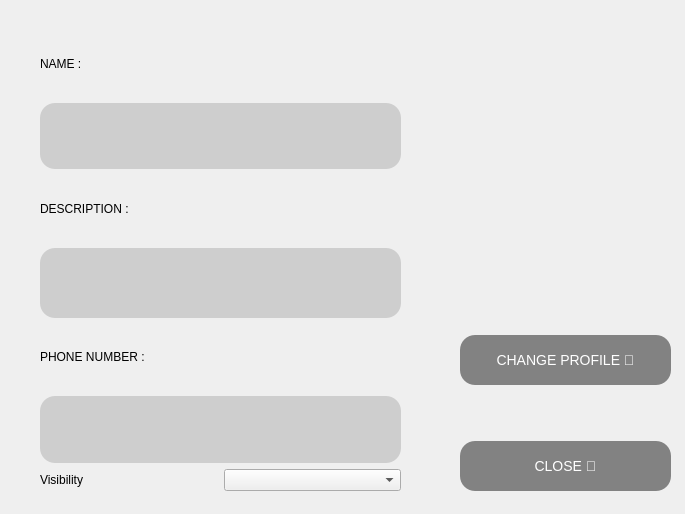
First picture: the form in Chat-Application/profile.ui, repository verina101/Chat-Application, before the edit.
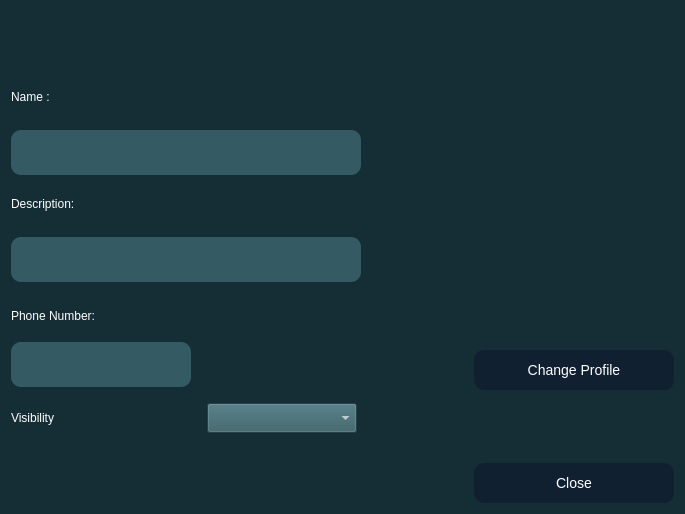
Second picture: the form after the edit.

```diff
--- a/Chat-Application/profile.ui
+++ b/Chat-Application/profile.ui
@@ -13,20 +13,44 @@
   <property name="windowTitle">
    <string>Form</string>
   </property>
-  <widget class="QWidget" name="layoutWidget">
-   <property name="geometry">
-    <rect>
-     <x>40</x>
-     <y>30</y>
-     <width>361</width>
-     <height>461</height>
-    </rect>
-   </property>
+  <property name="styleSheet">
+   <string notr="true">background:rgb(21, 45, 53);</string>
+  </property>
+  <layout class="QHBoxLayout" name="horizontalLayout">
+   <item>
    <layout class="QVBoxLayout" name="verticalLayout">
+     <item>
+      <spacer name="verticalSpacer_5">
+       <property name="orientation">
+        <enum>Qt::Vertical</enum>
+       </property>
+       <property name="sizeHint" stdset="0">
+        <size>
+         <width>20</width>
+         <height>40</height>
+        </size>
+       </property>
+      </spacer>
+     </item>
     <item>
      <widget class="QLabel" name="label_name">
+       <property name="minimumSize">
+        <size>
+         <width>0</width>
+         <height>50</height>
+        </size>
+       </property>
+       <property name="maximumSize">
+        <size>
+         <width>16777215</width>
+         <height>50</height>
+        </size>
+       </property>
+       <property name="styleSheet">
+        <string notr="true">color:white;</string>
+       </property>
       <property name="text">
-       <string>NAME :</string>
+        <string>Name :</string>
       </property>
      </widget>
     </item>
@@ -35,14 +59,20 @@
       <property name="minimumSize">
        <size>
         <width>0</width>
-        <height>50</height>
+         <height>45</height>
+        </size>
+       </property>
+       <property name="maximumSize">
+        <size>
+         <width>350</width>
+         <height>40</height>
        </size>
       </property>
       <property name="styleSheet">
-       <string notr="true">background:rgb(206, 206, 206);
+        <string notr="true">background:rgb(52, 91, 99);
 font:14px;
 color:white;
-border-radius:15px;
+border-radius:10px;
 </string>
       </property>
       <property name="text">
@@ -55,8 +85,23 @@
     </item>
     <item>
      <widget class="QLabel" name="label_description">
+       <property name="minimumSize">
+        <size>
+         <width>0</width>
+         <height>50</height>
+        </size>
+       </property>
+       <property name="maximumSize">
+        <size>
+         <width>16777215</width>
+         <height>50</height>
+        </size>
+       </property>
+       <property name="styleSheet">
+        <string notr="true">color:white;</string>
+       </property>
       <property name="text">
-       <string>DESCRIPTION :</string>
+        <string>Description:</string>
       </property>
      </widget>
     </item>
@@ -68,32 +113,65 @@
       <property name="minimumSize">
        <size>
         <width>0</width>
-        <height>70</height>
+         <height>45</height>
+        </size>
+       </property>
+       <property name="maximumSize">
+        <size>
+         <width>350</width>
+         <height>40</height>
        </size>
       </property>
       <property name="styleSheet">
-       <string notr="true">background:rgb(206, 206, 206);
+        <string notr="true">background:rgb(52, 91, 99);
 font:14px;
 color:white;
-border-radius:15px;
+border-radius:10px;
 </string>
       </property>
      </widget>
     </item>
     <item>
      <widget class="QLabel" name="label_phonenumber">
+       <property name="minimumSize">
+        <size>
+         <width>0</width>
+         <height>50</height>
+        </size>
+       </property>
+       <property name="maximumSize">
+        <size>
+         <width>16777215</width>
+         <height>40</height>
+        </size>
+       </property>
+       <property name="styleSheet">
+        <string notr="true">color:white;</string>
+       </property>
       <property name="text">
-       <string>PHONE NUMBER :</string>
+        <string>Phone Number:</string>
       </property>
      </widget>
     </item>
     <item>
      <widget class="QLabel" name="label_phoneNumber">
+       <property name="minimumSize">
+        <size>
+         <width>0</width>
+         <height>45</height>
+        </size>
+       </property>
+       <property name="maximumSize">
+        <size>
+         <width>180</width>
+         <height>45</height>
+        </size>
+       </property>
       <property name="styleSheet">
-       <string notr="true">background:rgb(206, 206, 206);
+        <string notr="true">background:rgb(52, 91, 99);
 font:14px;
 color:white;
-border-radius:15px;
+border-radius:10px;
 </string>
       </property>
       <property name="text">
@@ -108,27 +186,71 @@
      <layout class="QHBoxLayout" name="horizontalLayout_9">
       <item>
        <widget class="QLabel" name="label_2">
+         <property name="minimumSize">
+          <size>
+           <width>190</width>
+           <height>50</height>
+          </size>
+         </property>
+         <property name="maximumSize">
+          <size>
+           <width>200</width>
+           <height>50</height>
+          </size>
+         </property>
+         <property name="styleSheet">
+          <string notr="true">color:white;</string>
+         </property>
         <property name="text">
          <string>Visibility</string>
         </property>
        </widget>
       </item>
       <item>
-       <widget class="QComboBox" name="comboBox_visibilty"/>
-      </item>
-     </layout>
-    </item>
-   </layout>
-  </widget>
-  <widget class="QWidget" name="layoutWidget">
-   <property name="geometry">
-    <rect>
-     <x>460</x>
-     <y>30</y>
-     <width>211</width>
-     <height>461</height>
-    </rect>
-   </property>
+        <widget class="QComboBox" name="comboBox_visibilty">
+         <property name="minimumSize">
+          <size>
+           <width>150</width>
+           <height>30</height>
+          </size>
+         </property>
+         <property name="styleSheet">
+          <string notr="true">background:rgb(52, 91, 99);
+color:white;</string>
+         </property>
+        </widget>
+       </item>
+       <item>
+        <spacer name="horizontalSpacer">
+         <property name="orientation">
+          <enum>Qt::Horizontal</enum>
+         </property>
+         <property name="sizeHint" stdset="0">
+          <size>
+           <width>40</width>
+           <height>20</height>
+          </size>
+         </property>
+        </spacer>
+       </item>
+      </layout>
+     </item>
+     <item>
+      <spacer name="verticalSpacer_4">
+       <property name="orientation">
+        <enum>Qt::Vertical</enum>
+       </property>
+       <property name="sizeHint" stdset="0">
+        <size>
+         <width>20</width>
+         <height>40</height>
+        </size>
+       </property>
+      </spacer>
+     </item>
+    </layout>
+   </item>
+   <item>
    <layout class="QVBoxLayout" name="verticalLayout_3">
     <item>
      <layout class="QVBoxLayout" name="verticalLayout_2">
@@ -149,10 +271,16 @@
        <widget class="QLabel" name="label">
         <property name="minimumSize">
          <size>
-          <width>50</width>
+           <width>200</width>
           <height>200</height>
          </size>
         </property>
+         <property name="maximumSize">
+          <size>
+           <width>200</width>
+           <height>16777215</height>
+          </size>
+         </property>
         <property name="text">
          <string/>
         </property>
@@ -179,18 +307,24 @@
         <property name="minimumSize">
          <size>
           <width>110</width>
-          <height>50</height>
+           <height>40</height>
+          </size>
+         </property>
+         <property name="maximumSize">
+          <size>
+           <width>16777215</width>
+           <height>40</height>
          </size>
         </property>
         <property name="styleSheet">
-         <string notr="true">background:rgb(130, 130, 130);
+          <string notr="true">background:rgb(17, 32, 49);
 font:14px;
 color:white;
-border-radius:15px;
+border-radius:10px;
 </string>
         </property>
         <property name="text">
-         <string>CHANGE PROFILE 🤩</string>
+          <string>Change Profile</string>
         </property>
        </widget>
       </item>
@@ -214,23 +348,23 @@
       <property name="minimumSize">
        <size>
         <width>110</width>
-        <height>50</height>
+         <height>40</height>
        </size>
       </property>
       <property name="styleSheet">
-       <string notr="true">background:rgb(130, 130, 130);
+        <string notr="true">background:rgb(17, 32, 49);
 font:14px;
 color:white;
-border-radius:15px;
-</string>
+border-radius:10px;</string>
       </property>
       <property name="text">
-       <string>CLOSE 🥺</string>
+        <string>Close</string>
       </property>
      </widget>
     </item>
    </layout>
-  </widget>
+   </item>
+  </layout>
  </widget>
  <resources/>
  <connections/>
```
Lines whose indentation alone changed are shown as unchanged.
